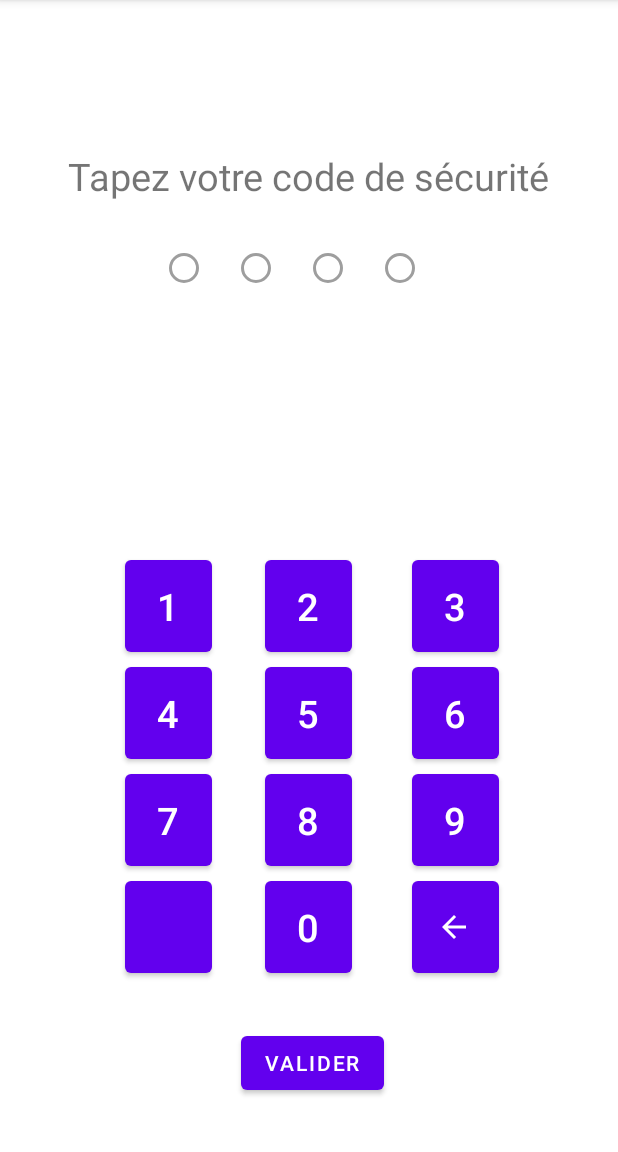
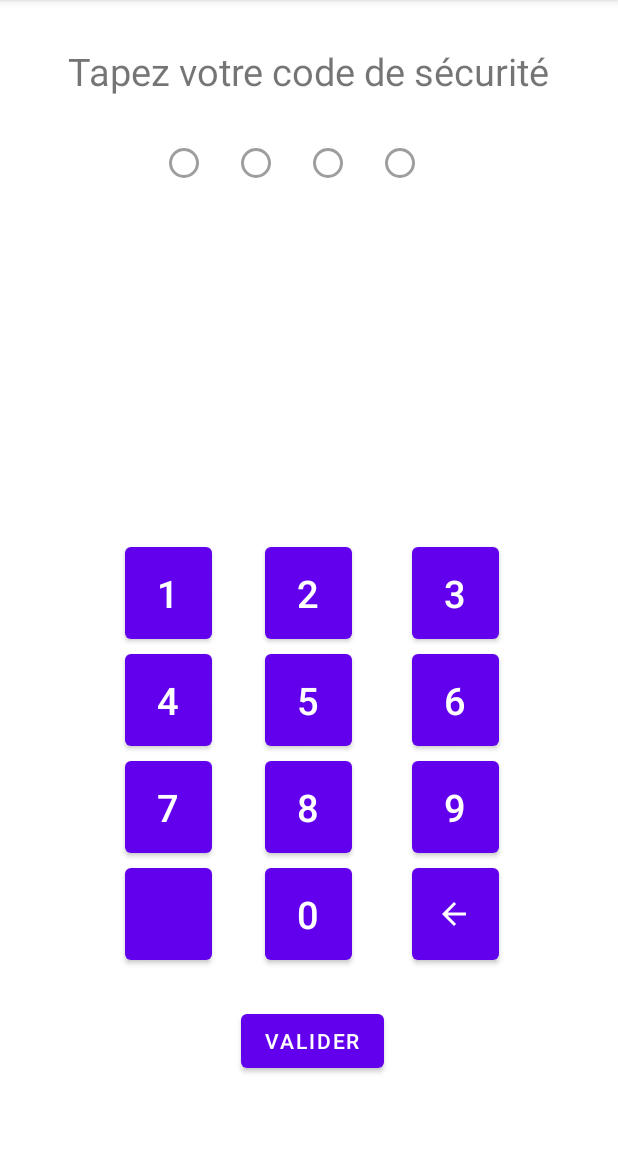
Before and after one commit to Hyzzeer/ADSA, an Android app: the screen it shows after launch (SplashActivity), on a phone screen of 412 x 824 dp, the part 84-1236 px from its top. Run offline under Robolectric (Android 15) with nearby library versions, the phone set to English and light mode, and no system bars; libraries missing offline, so code that uses them is left out: net.sqlcipher.database; 2 statements that could not run were skipped.

Commit message:
pin validation button fix

```diff
--- a/appkotlin/app/src/main/res/layout/activty_pin.xml
+++ b/appkotlin/app/src/main/res/layout/activty_pin.xml
@@ -9,9 +9,10 @@
         android:id="@+id/pinMessage"
         android:layout_width="wrap_content"
         android:layout_height="wrap_content"
-        android:layout_marginBottom="50dp"
-        app:layout_constraintBottom_toBottomOf="parent"
+        android:layout_marginBottom="30dp"
+        app:layout_constraintBottom_toTopOf="@+id/button2"
         app:layout_constraintEnd_toEndOf="parent"
+        app:layout_constraintHorizontal_bias="0.491"
         app:layout_constraintStart_toStartOf="parent" />
 
     <Button
@@ -94,13 +95,13 @@
         android:layout_width="0dp"
         android:layout_height="61dp"
         android:layout_marginEnd="40dp"
-        android:layout_marginBottom="50dp"
+        android:layout_marginBottom="30dp"
         android:insetTop="0dp"
         android:insetBottom="0dp"
         android:onClick="onClickPinButton"
         android:text="@string/button_0"
         android:textSize="25sp"
-        app:layout_constraintBottom_toTopOf="@+id/pinMessage"
+        app:layout_constraintBottom_toTopOf="@+id/buttonSubmit"
         app:layout_constraintEnd_toStartOf="@+id/buttonDelete"
         app:layout_constraintStart_toEndOf="@+id/buttonEmpty" />
 
@@ -234,7 +235,7 @@
         android:id="@+id/TapSecurityCode"
         android:layout_width="wrap_content"
         android:layout_height="wrap_content"
-        android:layout_marginTop="100dp"
+        android:layout_marginTop="30dp"
         android:text="@string/tapez_votre_code_de_securite"
         android:textSize="25sp"
         app:layout_constraintEnd_toEndOf="parent"
@@ -245,10 +246,10 @@
         android:id="@+id/buttonSubmit"
         android:layout_width="wrap_content"
         android:layout_height="wrap_content"
+        android:layout_marginBottom="50dp"
         android:text="@string/valider"
         app:layout_constraintBottom_toBottomOf="parent"
         app:layout_constraintEnd_toEndOf="@+id/buttonDelete"
-        app:layout_constraintStart_toStartOf="@+id/buttonEmpty"
-        app:layout_constraintTop_toBottomOf="@+id/button0" />
+        app:layout_constraintStart_toStartOf="@+id/buttonEmpty" />
 
 </androidx.constraintlayout.widget.ConstraintLayout>
```
